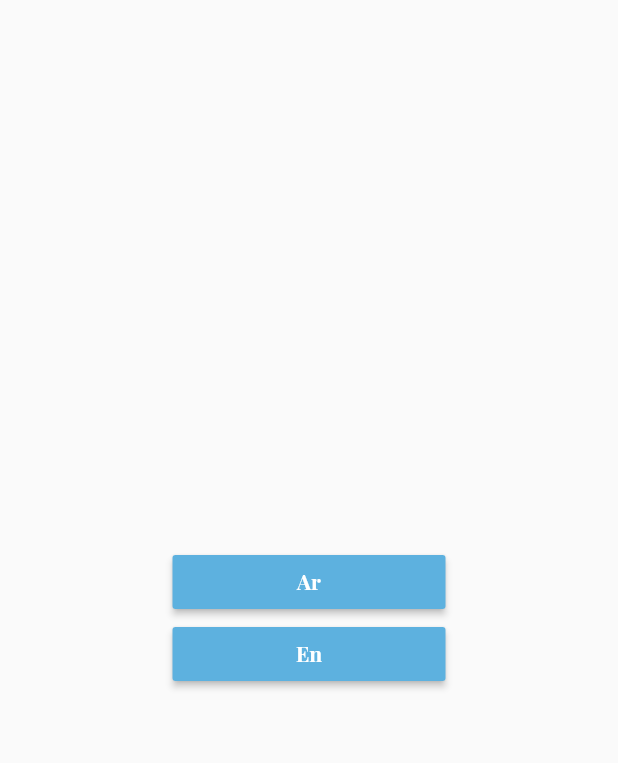
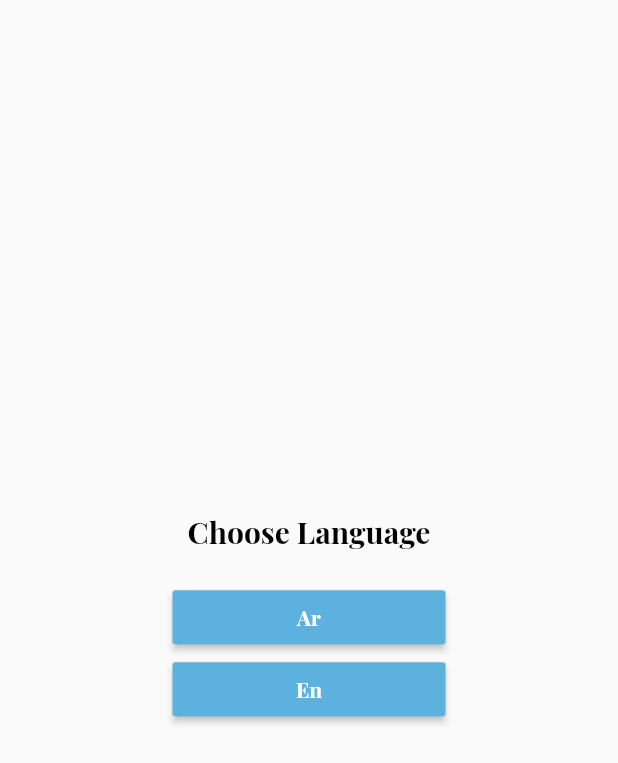
Before and after one commit to zaidoun92/ecommerce_app, a Flutter app: the screen it shows after launch, on a phone screen of 412 x 824 dp. Shown: the top 763 px of the screen. Run offline on Flutter 3.47's test engine with Material 2 defaults, Android fonts, the phone set to English and light mode, and no system bars; our stand-ins replace get, shared_preferences; project files that could hold a hidden picture were left out.

```diff
--- a/lib/core/localization/translation.dart
+++ b/lib/core/localization/translation.dart
@@ -4,7 +4,7 @@ import 'package:get/get.dart';
 class MyTranslation extends Translations {
   @override
   Map<String, Map<String, String>> get keys => {
-        "ar": {"1": "اهلا"},
-        "en": {"1": "hi"},
+        "ar": {"1": "اختر اللغة"},
+        "en": {"1": "Choose Language"},
       };
 }
--- a/lib/view/screen/auth/language.dart
+++ b/lib/view/screen/auth/language.dart
@@ -14,6 +14,9 @@ class Language extends StatelessWidget {
         child: Column(
           mainAxisAlignment: MainAxisAlignment.center,
           children: [
+            Text("Choose Language",
+                style: Theme.of(context).textTheme.headline1),
+            const SizedBox(height: 20),
             CustomButtonLang(textbutton: "Ar", onPressed: () {}),
             CustomButtonLang(textbutton: "En", onPressed: () {}),
           ],
```
